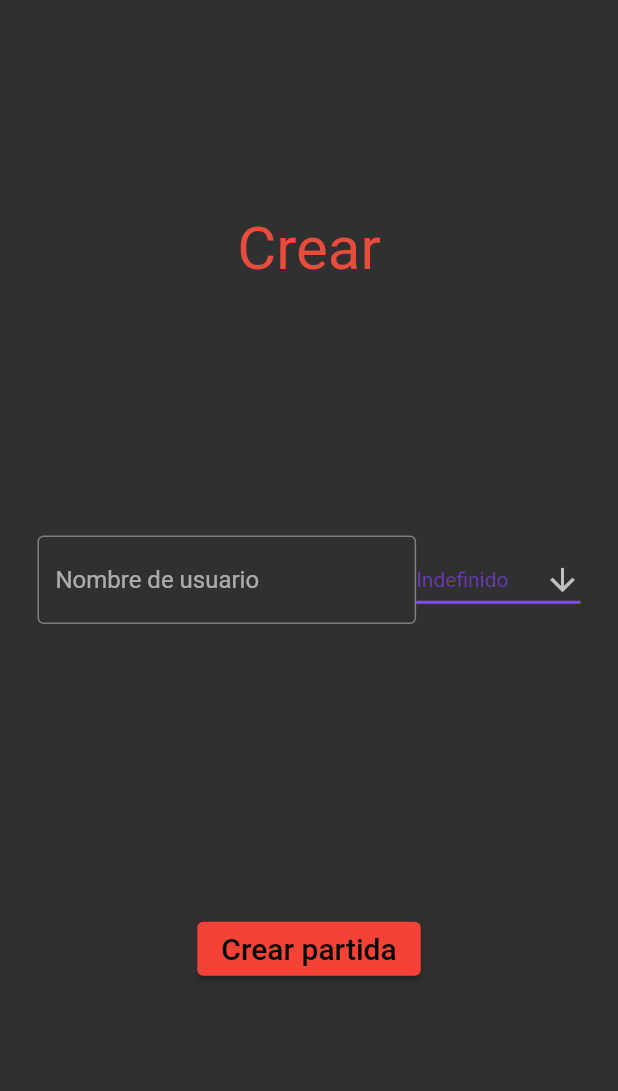
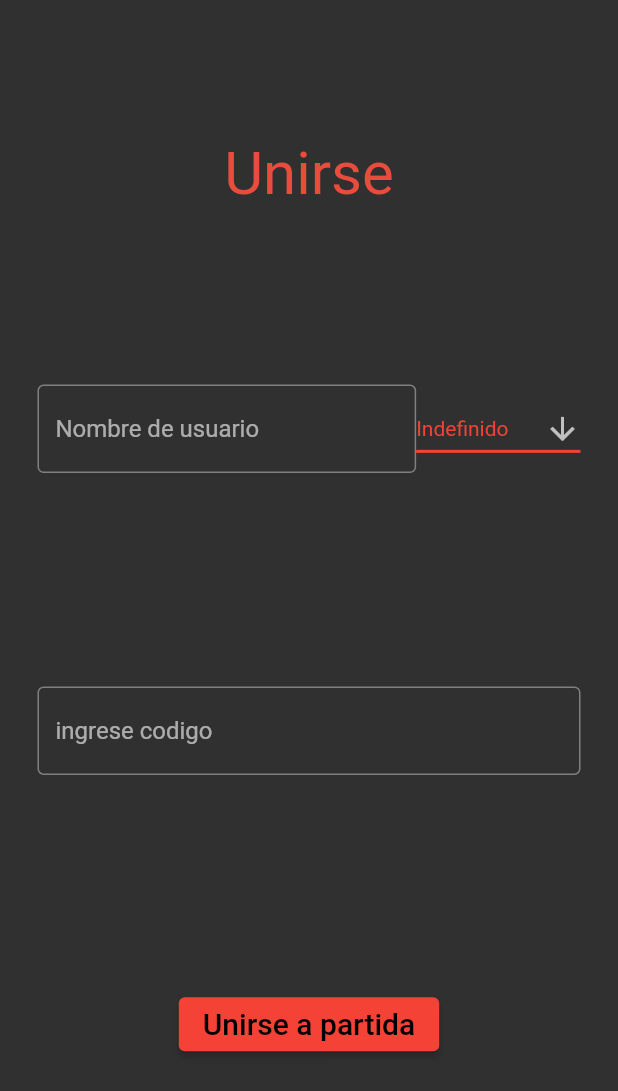
Before and after one commit to juanpurpp/Valpers-Mobile, a Flutter app: the screen it shows after launch, on a phone screen of 412 x 824 dp. Shown: the top 1091 px of the screen. Run offline on Flutter 3.47's test engine with Material 2 defaults, Android fonts, the light colour scheme and no system bars.

Commit message:
widget 2 creado

```diff
--- a/lib/main.dart
+++ b/lib/main.dart
@@ -1,6 +1,6 @@
 import 'package:flutter/material.dart';
 //Se importan los widgets
-import 'package:valpersmobile/widgets/crear.dart';
+import 'package:valpersmobile/widgets/unirse.dart';
 
 
 void main() {
--- a/lib/widgets/crear.dart
+++ b/lib/widgets/unirse.dart
@@ -12,7 +12,7 @@ class Inicio extends StatelessWidget {
 
 
         Column (mainAxisAlignment: MainAxisAlignment.spaceEvenly,children: <Widget>[
-          const Text("Crear", style:TextStyle(color: Color(0xFFE74C3C),fontSize: 40.0),),
+          const Text("Unirse", style:TextStyle(color: Color(0xFFE74C3C),fontSize: 40.0),),
           Container(
             margin: const EdgeInsets.all(25),
             child: Row(mainAxisAlignment: MainAxisAlignment.spaceEvenly,children: const <Widget>[
@@ -29,13 +29,23 @@ class Inicio extends StatelessWidget {
 
           ),
           Container(
-            margin: EdgeInsets.all(25),
+            margin: const EdgeInsets.all(25),
+            child: const TextField(
+              decoration: InputDecoration(
+                border: OutlineInputBorder(),
+                hintText: 'ingrese codigo ',
+              ),
+            ),
+          ),
+
+          Container(
+            margin: const EdgeInsets.all(25),
             child: ElevatedButton(
               style: ElevatedButton.styleFrom(
                 foregroundColor: Colors.black,
               ),
               onPressed: () {},
-              child: const Text('Crear partida', style:TextStyle(fontSize: 20.0),),
+              child: const Text('Unirse a partida', style:TextStyle(fontSize: 20.0),),
             )
           )
         ])
@@ -66,10 +76,10 @@ class _DropdownButtonExampleState extends State<DropdownButtonExample> {
       value: dropdownValue,
       icon: const Icon(Icons.arrow_downward),
       elevation: 16,
-      style: const TextStyle(color: Colors.deepPurple),
+      style: const TextStyle(color: Colors.red),
       underline: Container(
         height: 2,
-        color: Colors.deepPurpleAccent,
+        color: Colors.red,
       ),
       onChanged: (String? value) {
         // This is called when the user selects an item.
```
